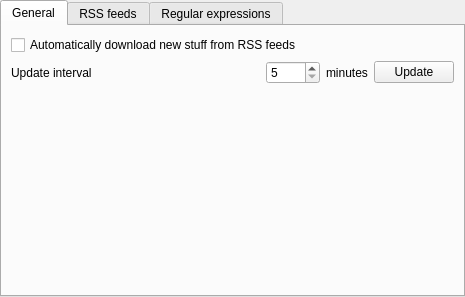
This is src/rss/SettingsRssForm.ui in LubosD/fatrat as Qt 5 draws it before an edit. The edited form follows.
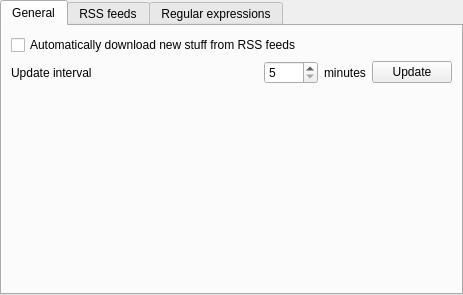
This is the edited form.

Commit message: The main menu now includes settings subpages

```diff
--- a/src/rss/SettingsRssForm.ui
+++ b/src/rss/SettingsRssForm.ui
@@ -1,12 +1,12 @@
 <ui version="4.0" >
  <class>SettingsRssForm</class>
- <widget class="QWidget" name="SettingsRssForm" >
-  <property name="geometry" >
+ <widget class="QWidget" name="SettingsRssForm">
+  <property name="geometry">
    <rect>
     <x>0</x>
     <y>0</y>
-    <width>465</width>
-    <height>297</height>
+    <width>463</width>
+    <height>295</height>
    </rect>
   </property>
   <property name="windowTitle" >
```
Left out of the diff: 158 changed lines with no effect on the pictures. The commit also changes 21 other files.
